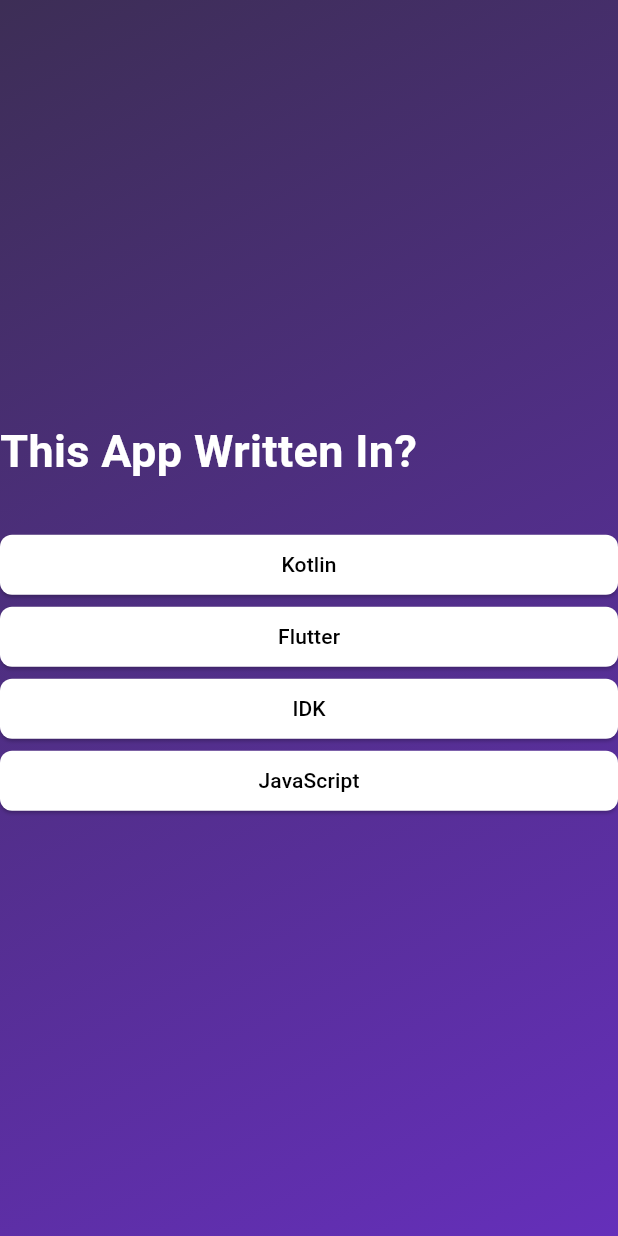
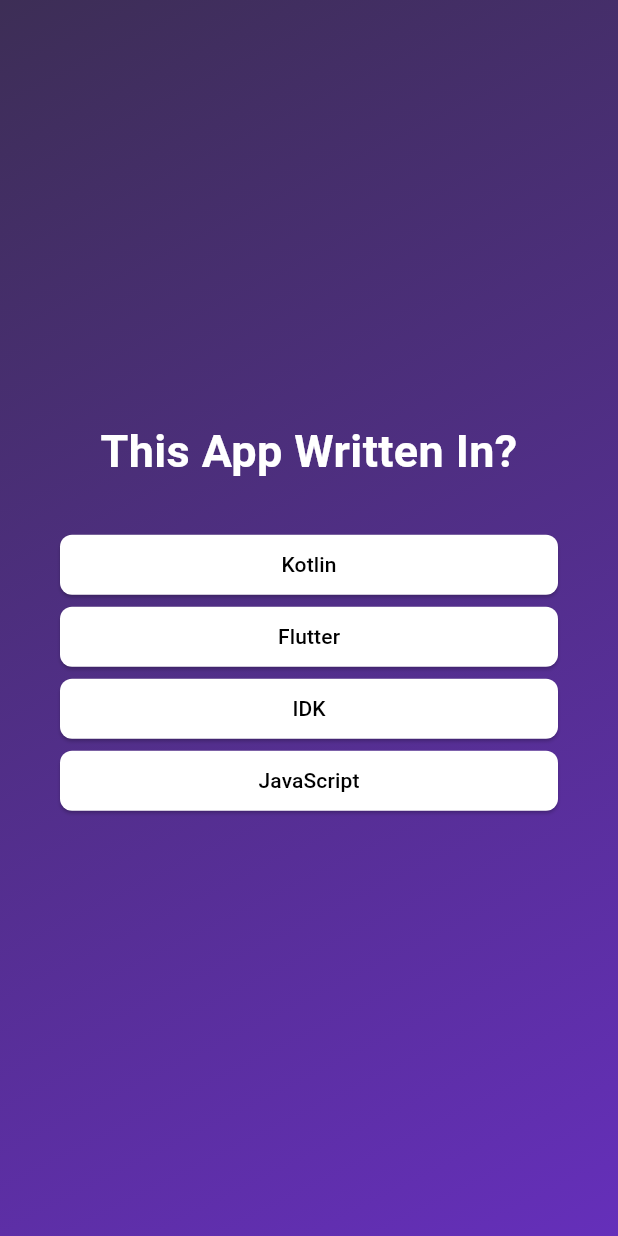
Before and after one commit to willyyypatootieee/quiz-app, a Flutter app: the screen it shows after launch, after a tap on "Start Quiz!", on a phone screen of 412 x 824 dp. Run offline on Flutter 3.47's test engine with Material 3 defaults, Android fonts, the phone set to English and light mode, and no system bars.

Commit message:
refactor: improve layout structure in QuestionsScreen and enhance QuizQuestions model with shuffle functionality

```diff
--- a/lib/question_screen.dart
+++ b/lib/question_screen.dart
@@ -19,6 +19,8 @@ class _QuestionScreenState extends State<QuestionsScreen> {
     return SizedBox(
       width: double.infinity,
 
+      child: Container(
+        margin: EdgeInsets.all(40),
         child: Column(
           mainAxisAlignment: MainAxisAlignment.center,
 
@@ -32,6 +34,7 @@ class _QuestionScreenState extends State<QuestionsScreen> {
                 fontSize: 30,
                 fontWeight: FontWeight.bold,
               ),
+              textAlign: TextAlign.center,
             ),
             const SizedBox(height: 30),
             ...currentQuestion.answers.map((answer) {
@@ -39,6 +42,7 @@ class _QuestionScreenState extends State<QuestionsScreen> {
             }),
           ],
         ),
+      ),
     );
   }
 }
```
Also changed, not shown: lib/models/quiz_questions.dart (+8 -4 lines). Lines whose indentation alone changed are shown as unchanged.
